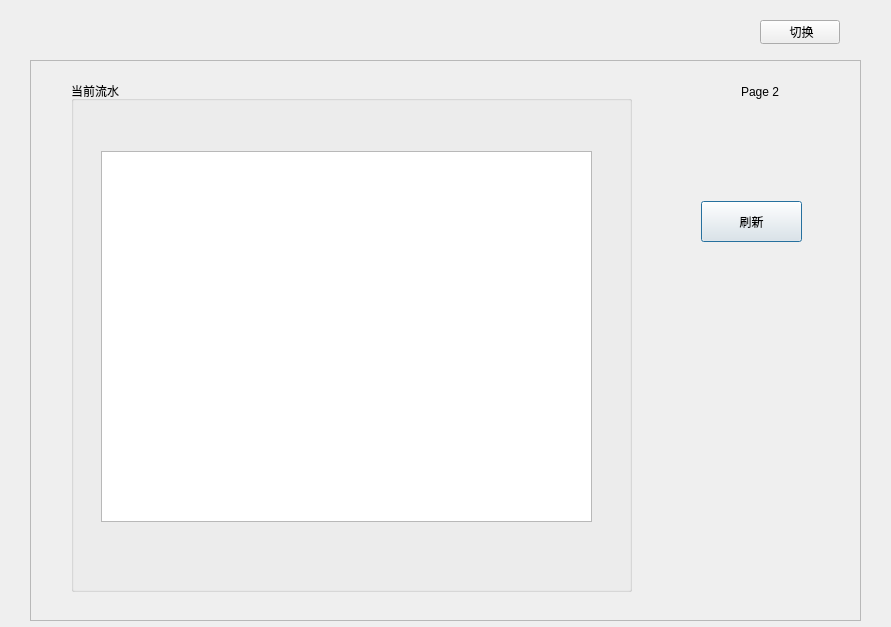
The window that Restaurant/managerdialog.ui (PG98/2017SepQt) describes before a commit, drawn with Qt 5.
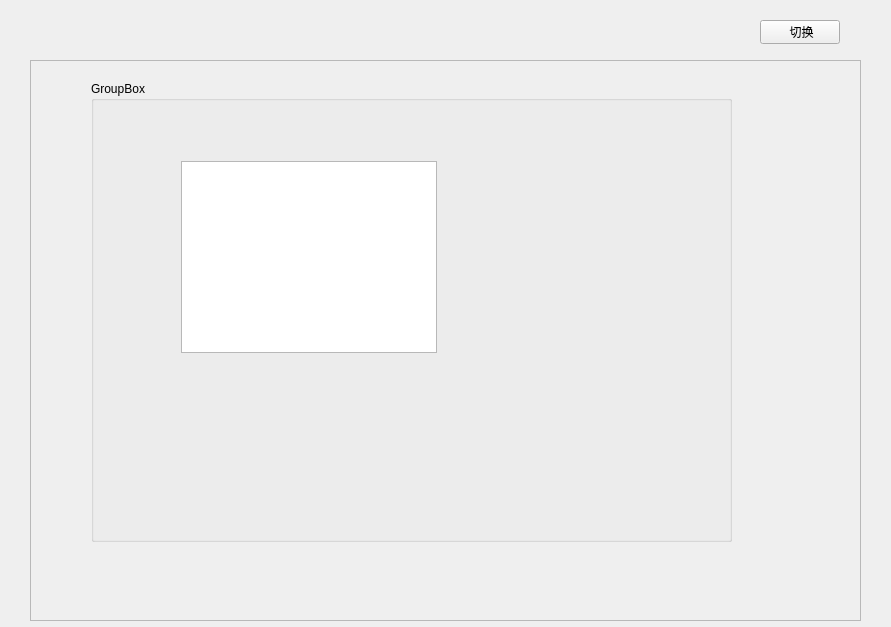
The same window after the commit.

The edit to the form file:
```diff
--- a/Restaurant/managerdialog.ui
+++ b/Restaurant/managerdialog.ui
@@ -26,7 +26,7 @@
     <enum>QFrame::StyledPanel</enum>
    </property>
    <property name="currentIndex">
-    <number>1</number>
+    <number>2</number>
    </property>
    <widget class="QWidget" name="page1">
     <widget class="QGroupBox" name="box1">
@@ -163,6 +163,31 @@
      </property>
     </widget>
    </widget>
+   <widget class="QWidget" name="page">
+    <widget class="QGroupBox" name="box4">
+     <property name="geometry">
+      <rect>
+       <x>60</x>
+       <y>20</y>
+       <width>641</width>
+       <height>461</height>
+      </rect>
+     </property>
+     <property name="title">
+      <string>GroupBox</string>
+     </property>
+     <widget class="QTableView" name="tableView_2">
+      <property name="geometry">
+       <rect>
+        <x>90</x>
+        <y>80</y>
+        <width>256</width>
+        <height>192</height>
+       </rect>
+      </property>
+     </widget>
+    </widget>
+   </widget>
   </widget>
   <widget class="QPushButton" name="button">
    <property name="geometry">
```
